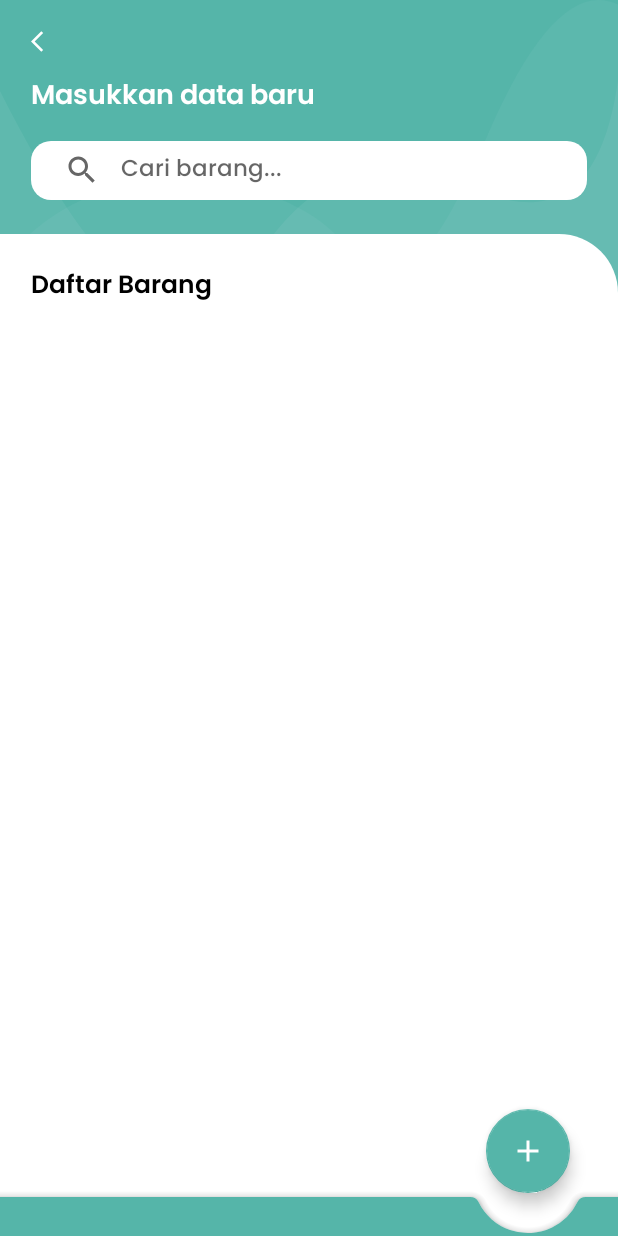
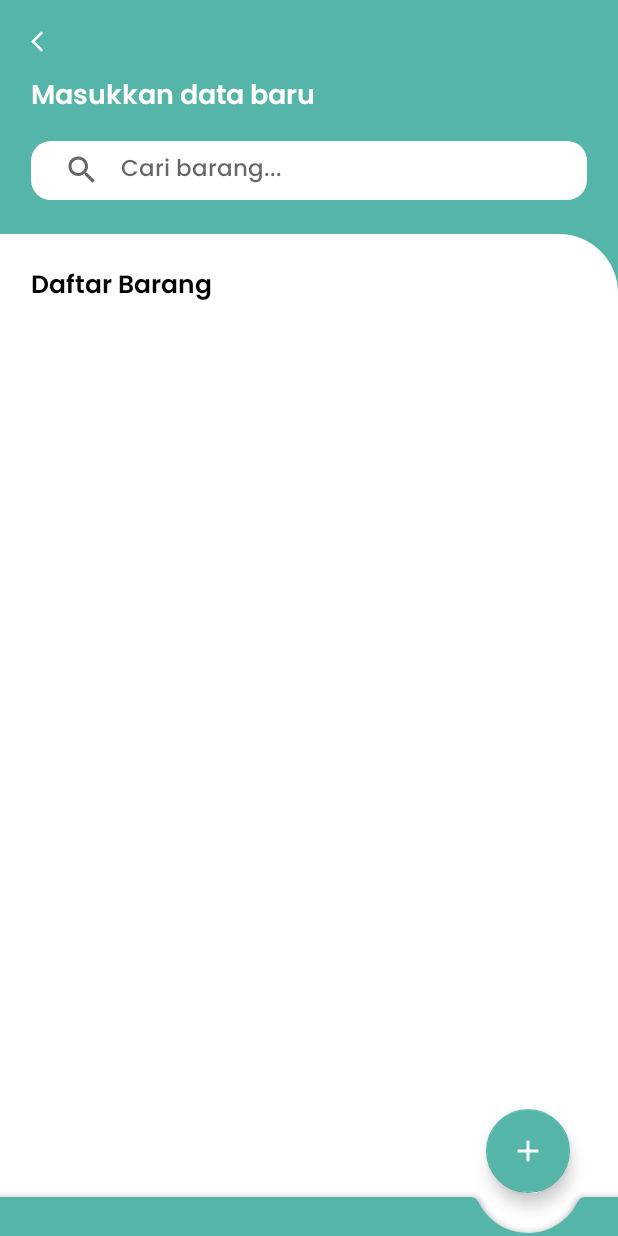
Before and after one commit to KEVINGILBERTTODING/My-Scanner-App, an Android app: the MainActivity screen opened directly, with no data from a screen before it, on a phone screen of 412 x 824 dp. Run offline under Robolectric (Android 15) with nearby library versions, the phone set to English and light mode, and no system bars; our stand-ins replace Shimmer, sdp/ssp sizes; libraries missing offline, so code that uses them is left out: com.todkars.shimmer; plain views replace ShimmerRecyclerView; 8 statements that could not run were skipped.

Commit message:
try to fix bug force close :snail:

```diff
--- a/app/src/main/res/layout/activity_main.xml
+++ b/app/src/main/res/layout/activity_main.xml
@@ -15,7 +15,7 @@
         <FrameLayout
             android:layout_width="match_parent"
             android:layout_height="@dimen/_180sdp"
-            android:background="@drawable/wave">
+            android:background="@color/main">
 
             <androidx.appcompat.widget.LinearLayoutCompat
                 android:layout_width="match_parent"
```
